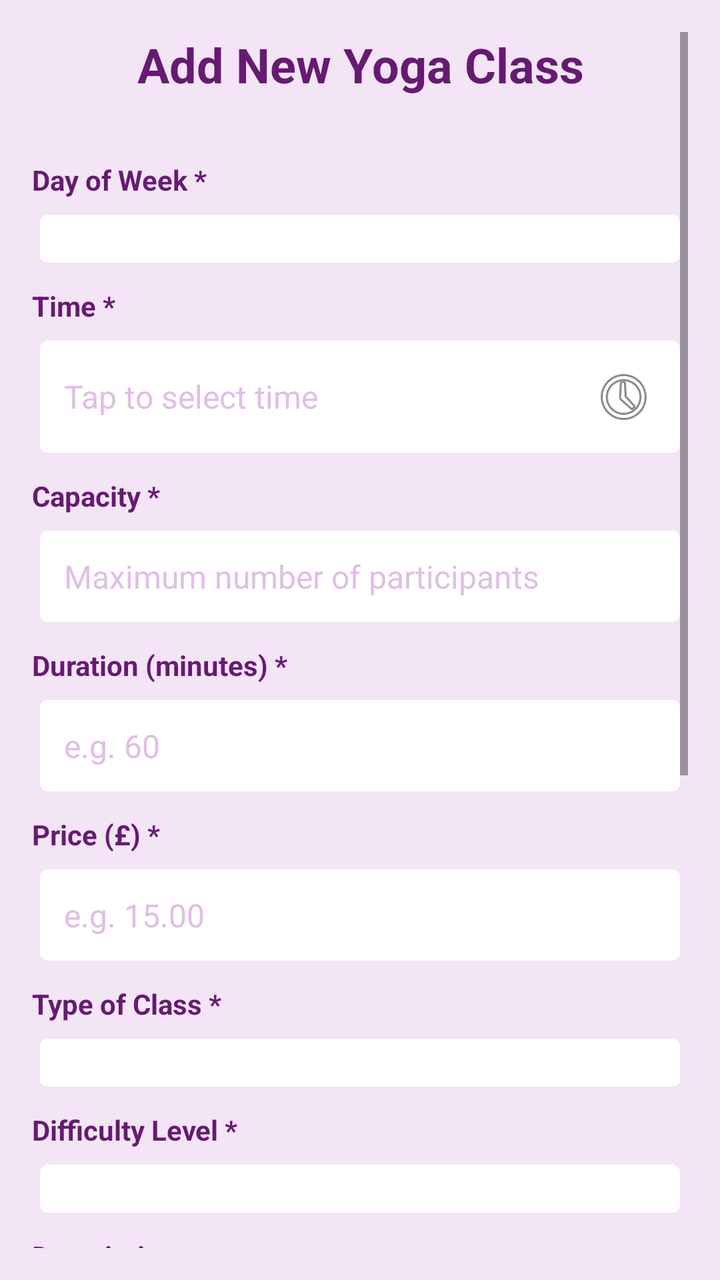
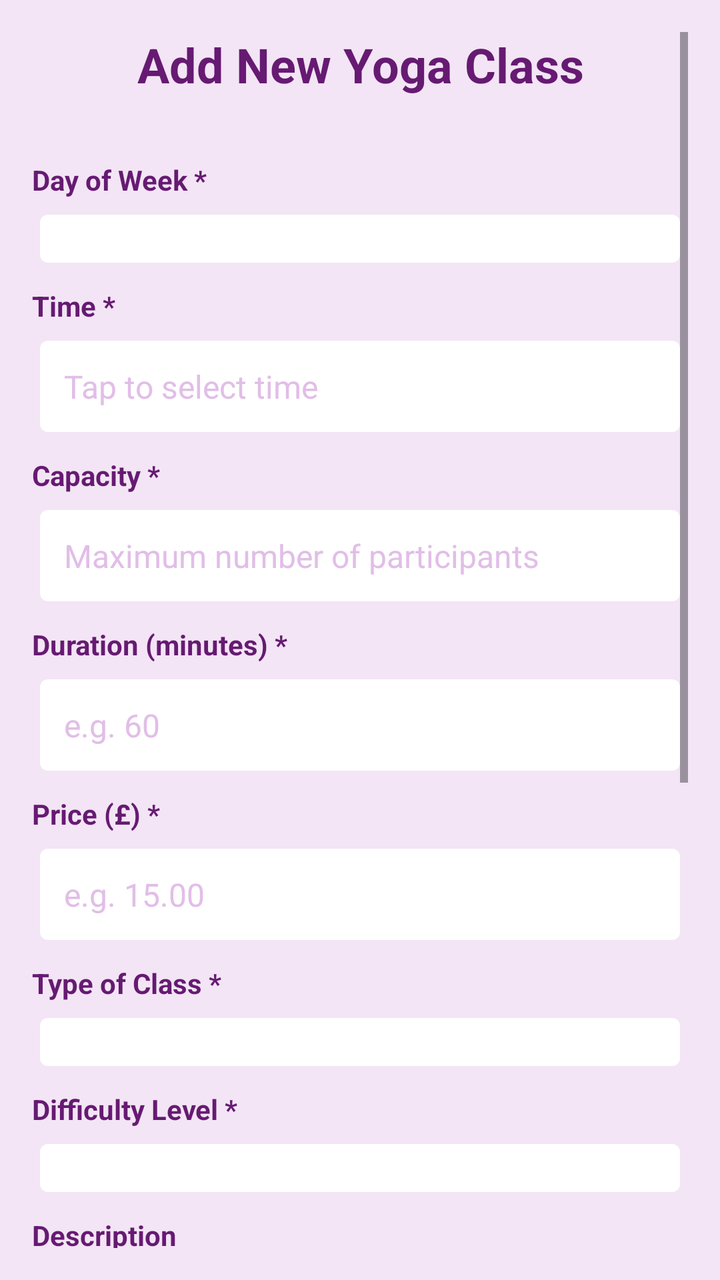

Two renders of the same Android screen: before a commit and after it. Below are the layout's source before the change and the commit's diff.
<!-- AndroidManifest.xml: application theme Theme.Yogaadminapp -->
<!-- res/layout/activity_add_yoga_class.xml -->
<?xml version="1.0" encoding="utf-8"?>
<ScrollView xmlns:android="http://schemas.android.com/apk/res/android"
    android:layout_width="match_parent"
    android:layout_height="match_parent"
    android:background="@color/light_purple"
    android:padding="16dp">

    <LinearLayout
        android:layout_width="match_parent"
        android:layout_height="wrap_content"
        android:orientation="vertical">

        
        <TextView
            android:layout_width="match_parent"
            android:layout_height="wrap_content"
            android:layout_marginBottom="24dp"
            android:gravity="center"
            android:text="Add New Yoga Class"
            android:textColor="@color/dark_purple"
            android:textSize="24sp"
            android:textStyle="bold" />

        
        <TextView
            style="@style/LabelStyle"
            android:layout_width="wrap_content"
            android:layout_height="wrap_content"
            android:text="Day of Week *" />

        <Spinner
            android:id="@+id/spinner_day_of_week"
            style="@style/SpinnerStyle"
            android:layout_width="match_parent"
            android:layout_height="wrap_content" />

        
        <TextView
            style="@style/LabelStyle"
            android:layout_width="wrap_content"
            android:layout_height="wrap_content"
            android:text="Time *" />

        <EditText
            android:id="@+id/et_time"
            style="@style/InputFieldStyle"
            android:layout_width="match_parent"
            android:layout_height="wrap_content"
            android:hint="Tap to select time"
            android:inputType="none"
            android:focusable="false"
            android:clickable="true"
            android:drawableEnd="@android:drawable/ic_menu_recent_history" />

        
        <TextView
            style="@style/LabelStyle"
            android:layout_width="wrap_content"
            android:layout_height="wrap_content"
            android:text="Capacity *" />

        <EditText
            android:id="@+id/et_capacity"
            style="@style/InputFieldStyle"
            android:layout_width="match_parent"
            android:layout_height="wrap_content"
            android:hint="Maximum number of participants"
            android:inputType="number" />

        
        <TextView
            style="@style/LabelStyle"
            android:layout_width="wrap_content"
            android:layout_height="wrap_content"
            android:text="Duration (minutes) *" />

        <EditText
            android:id="@+id/et_duration"
            style="@style/InputFieldStyle"
            android:layout_width="match_parent"
            android:layout_height="wrap_content"
            android:hint="e.g. 60"
            android:inputType="number" />

        
        <TextView
            style="@style/LabelStyle"
            android:layout_width="wrap_content"
            android:layout_height="wrap_content"
            android:text="Price (£) *" />

        <EditText
            android:id="@+id/et_price"
            style="@style/InputFieldStyle"
            android:layout_width="match_parent"
            android:layout_height="wrap_content"
            android:hint="e.g. 15.00"
            android:inputType="numberDecimal" />

        
        <TextView
            style="@style/LabelStyle"
            android:layout_width="wrap_content"
            android:layout_height="wrap_content"
            android:text="Type of Class *" />

        <Spinner
            android:id="@+id/spinner_class_type"
            style="@style/SpinnerStyle"
            android:layout_width="match_parent"
            android:layout_height="wrap_content" />

        
        <TextView
            style="@style/LabelStyle"
            android:layout_width="wrap_content"
            android:layout_height="wrap_content"
            android:text="Difficulty Level *" />

        <Spinner
            android:id="@+id/spinner_difficulty"
            style="@style/SpinnerStyle"
            android:layout_width="match_parent"
            android:layout_height="wrap_content" />

        
        <TextView
            style="@style/LabelStyle"
            android:layout_width="wrap_content"
            android:layout_height="wrap_content"
            android:text="Description" />

        <EditText
            android:id="@+id/et_description"
            style="@style/InputFieldStyle"
            android:layout_width="match_parent"
            android:layout_height="120dp"
            android:gravity="top|start"
            android:hint="Additional details about the class (optional)"
            android:inputType="textMultiLine"
            android:maxLines="5" />

        
        <TextView
            style="@style/LabelStyle"
            android:layout_width="wrap_content"
            android:layout_height="wrap_content"
            android:layout_marginTop="16dp"
            android:text="Location" />

        <LinearLayout
            android:layout_width="match_parent"
            android:layout_height="wrap_content"
            android:orientation="horizontal"
            android:layout_marginBottom="8dp">

            <Button
                android:id="@+id/btn_get_location"
                style="@style/ButtonStyleSecondary"
                android:layout_width="wrap_content"
                android:layout_height="wrap_content"
                android:layout_marginEnd="8dp"
                android:text="📍 Get Current Location"
                android:textSize="14sp" />

            <TextView
                android:id="@+id/tv_location_status"
                android:layout_width="0dp"
                android:layout_height="wrap_content"
                android:layout_weight="1"
                android:layout_gravity="center_vertical"
                android:text="Tap to detect location automatically"
                android:textSize="12sp"
                android:textColor="@color/dark_gray"
                android:textStyle="italic" />

        </LinearLayout>

        <EditText
            android:id="@+id/et_location_address"
            style="@style/InputFieldStyle"
            android:layout_width="match_parent"
            android:layout_height="wrap_content"
            android:hint="Location will be detected automatically"
            android:inputType="textMultiLine"
            android:maxLines="3"
            android:enabled="false" />

        
        <TextView
            android:layout_width="match_parent"
            android:layout_height="wrap_content"
            android:layout_marginTop="16dp"
            android:text="* Required fields"
            android:textColor="@color/warning_red"
            android:textSize="12sp"
            android:textStyle="italic" />

        
        <LinearLayout
            android:layout_width="match_parent"
            android:layout_height="wrap_content"
            android:layout_marginTop="24dp"
            android:orientation="horizontal">

            <Button
                android:id="@+id/btn_cancel"
                style="@style/ButtonStyle"
                android:layout_width="0dp"
                android:layout_height="wrap_content"
                android:layout_marginEnd="8dp"
                android:layout_weight="1"
                android:text="Cancel" />

            <Button
                android:id="@+id/btn_confirm"
                style="@style/ButtonStyle"
                android:layout_width="0dp"
                android:layout_height="wrap_content"
                android:layout_marginStart="8dp"
                android:layout_weight="1"
                android:text="Continue" />

        </LinearLayout>

    </LinearLayout>

</ScrollView>
<!-- resources referenced by this layout -->
<resources>
  <color name="dark_gray">#424242</color>
  <color name="dark_purple">#661a72</color>
  <color name="light_purple">#F3E5F5</color>
  <color name="warning_red">#F44336</color>
  <style name="ButtonStyle">
          <item name="android:background">@drawable/button_background</item>
          <item name="android:textColor">@color/dark_purple</item>
          <item name="android:textSize">16sp</item>
          <item name="android:padding">16dp</item>
          <item name="android:layout_margin">4dp</item>
          <item name="android:textAllCaps">false</item>
          <item name="android:elevation">0dp</item>
          <item name="android:translationZ">0dp</item>
          <item name="android:stateListAnimator">@null</item>
          <item name="backgroundTint">@null</item>
          <item name="android:backgroundTint">@null</item>
      </style>
  <style name="ButtonStyleSecondary" parent="ButtonStyle">
          <item name="android:textColor">@color/dark_purple</item>
          <item name="android:background">@drawable/input_background</item>
          <item name="android:backgroundTint">@color/accent_green</item>
      </style>
  <style name="InputFieldStyle">
          <item name="android:background">@drawable/input_background</item>
          <item name="android:padding">12dp</item>
          <item name="android:textSize">16sp</item>
          <item name="android:textColor">@color/medium_purple</item>
          <item name="android:textColorHint">@color/light_purple_2</item>
          <item name="android:layout_margin">4dp</item>
      </style>
  <style name="LabelStyle">
          <item name="android:textColor">@color/dark_purple</item>
          <item name="android:textSize">14sp</item>
          <item name="android:textStyle">bold</item>
          <item name="android:layout_marginTop">8dp</item>
          <item name="android:layout_marginBottom">4dp</item>
      </style>
  <style name="SpinnerStyle" parent="InputFieldStyle">
          <item name="android:textColor">@color/medium_purple</item>
          <item name="android:textSize">16sp</item>
      </style>
  <style name="Theme.Yogaadminapp" parent="Base.Theme.Yogaadminapp" />
  <!-- drawable button_background (drawable) -->
  <?xml version="1.0" encoding="utf-8"?>
  <shape xmlns:android="http://schemas.android.com/apk/res/android">
      <solid android:color="@color/accent_blue" />
      <corners android:radius="8dp" />
      <stroke
          android:width="2dp"
          android:color="@color/accent_blue" />
  </shape>
  <!-- drawable input_background (drawable) -->
  <?xml version="1.0" encoding="utf-8"?>
  <shape xmlns:android="http://schemas.android.com/apk/res/android">
      <solid android:color="@color/white" />
      <corners android:radius="4dp" />
  </shape>
  <color name="accent_green">#defce3</color>
  <color name="medium_purple">#9C27B0</color>
  <color name="light_purple_2">#E1BEE7</color>
  <style name="Base.Theme.Yogaadminapp" parent="Theme.Material3.DayNight.NoActionBar">
          
          
          
          
          <item name="android:windowContentTransitions">false</item>
          <item name="android:windowActivityTransitions">false</item>
      </style>
  <color name="accent_blue">#def4f7</color>
  <color name="white">#FFFFFFFF</color>
</resources>

<!-- the commit's change to res/layout/activity_add_yoga_class.xml (unified diff, before → after) -->
@@ -49,8 +49,7 @@
             android:hint="Tap to select time"
             android:inputType="none"
             android:focusable="false"
-            android:clickable="true"
-            android:drawableEnd="@android:drawable/ic_menu_recent_history" />
+            android:clickable="true" />
 
         
         <TextView
